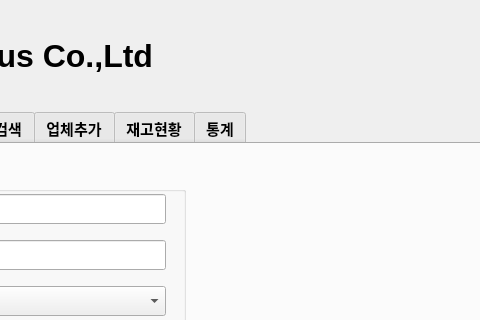
JoChanhee/ExcelDataManagement, file sb_plus_ui.ui: the form before one commit; both pictures show x 247 to 727 and y 0 to 320 of the 1280 by 938 pixel window.
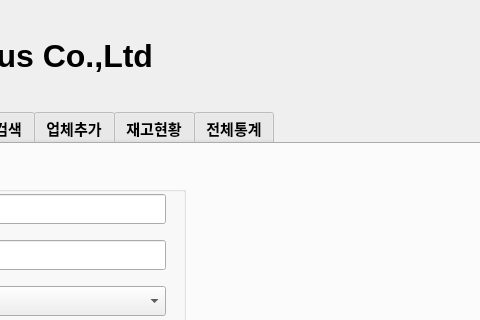
The form after the commit. The open tabs and pages were chosen to show the change.

Commit message: Fix integer mpn key bugs - if the mpn key was not string, it couldn't find an item element.

Diff of the .ui file:
```diff
--- a/sb_plus_ui.ui
+++ b/sb_plus_ui.ui
@@ -31,7 +31,10 @@
     </font>
    </property>
    <property name="currentIndex">
-    <number>2</number>
+    <number>0</number>
+   </property>
+   <property name="elideMode">
+    <enum>Qt::ElideLeft</enum>
    </property>
    <widget class="QWidget" name="inputOutputTab">
     <attribute name="title">
@@ -1029,7 +1032,7 @@
      <bool>true</bool>
     </property>
     <attribute name="title">
-     <string>통계</string>
+     <string>전체통계</string>
     </attribute>
     <widget class="QTableWidget" name="statisticsTableWidget">
      <property name="geometry">
```
Left out of the diff: 2 changed lines with no effect on the pictures. The commit also changes 1 other file.
